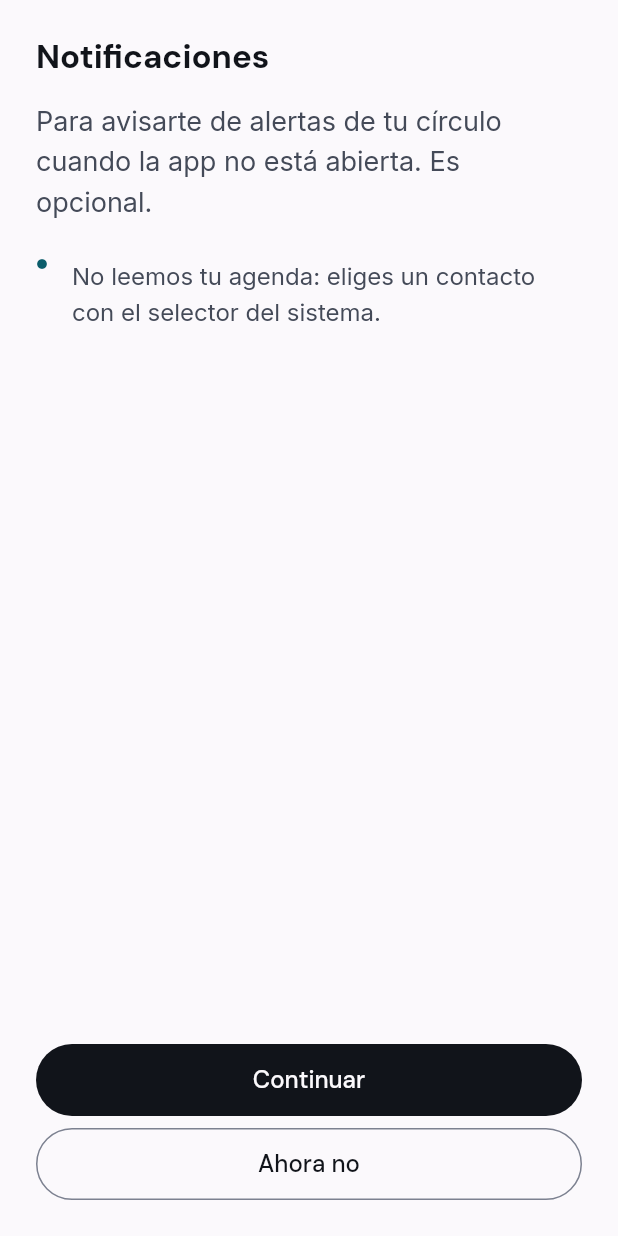
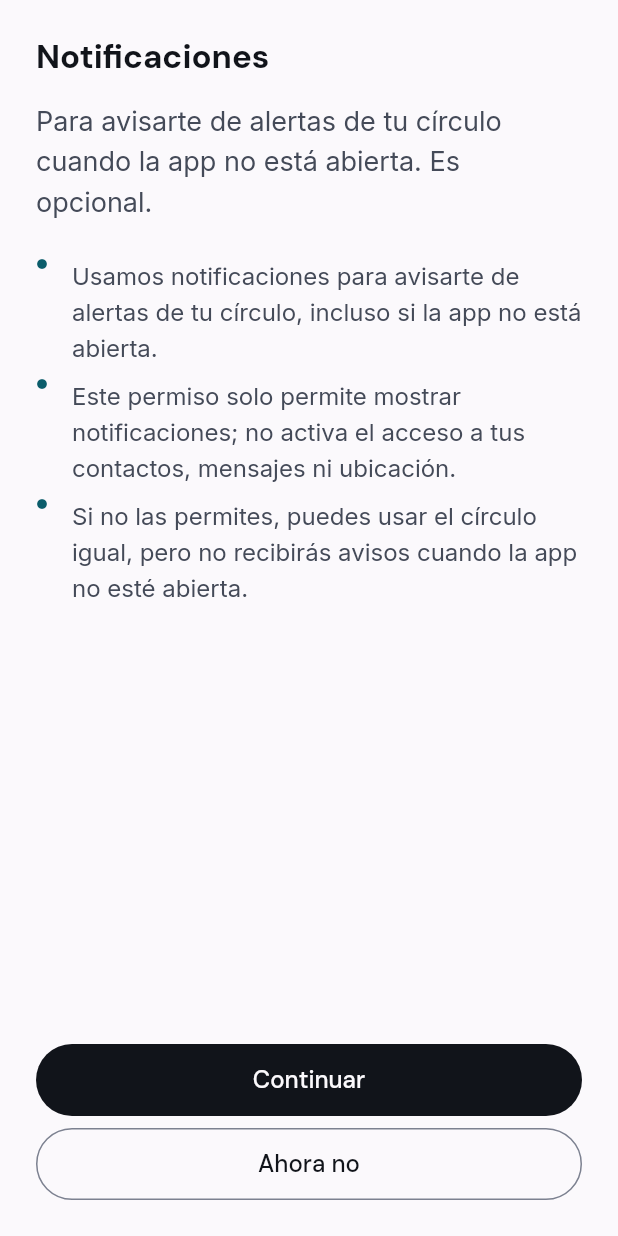
Before and after one commit to bennndev/qhawix, a Flutter app: the TrustCircleOnboardingScreen screen opened directly, after a tap on "Continuar", on a phone screen of 412 x 824 dp. Run offline on Flutter 3.47's test engine with Material 3 defaults, Android fonts, the phone set to English and light mode, and no system bars; our stand-ins replace flutter_local_notifications, flutter_native_contact_picker, flutter_secure_storage, geolocator, go_router, native_geofence and 1 more; missing offline and left inert: android_alarm_manager_plus, another_telephony, cryptography; accounts and stored records are empty.

Commit message:
fix(trust-circle): clarify notification permission rationale

```diff
--- a/ui/lib/features/trust_circle/view/trust_circle_onboarding_screen.dart
+++ b/ui/lib/features/trust_circle/view/trust_circle_onboarding_screen.dart
@@ -54,7 +54,12 @@ class _TrustCircleOnboardingScreenState
             'Para avisarte de alertas de tu círculo cuando la app no está '
             'abierta. Es opcional.',
         bullets: const [
-          'No leemos tu agenda: eliges un contacto con el selector del sistema.',
+          'Usamos notificaciones para avisarte de alertas de tu círculo, incluso '
+              'si la app no está abierta.',
+          'Este permiso solo permite mostrar notificaciones; no activa el '
+              'acceso a tus contactos, mensajes ni ubicación.',
+          'Si no las permites, puedes usar el círculo igual, pero no recibirás '
+              'avisos cuando la app no esté abierta.',
         ],
         onContinue: _busy ? () {} : _requestNotifications,
         onNotNow: () => setState(() => _step = 2),
```
Also changed, not shown: 1 other file.
